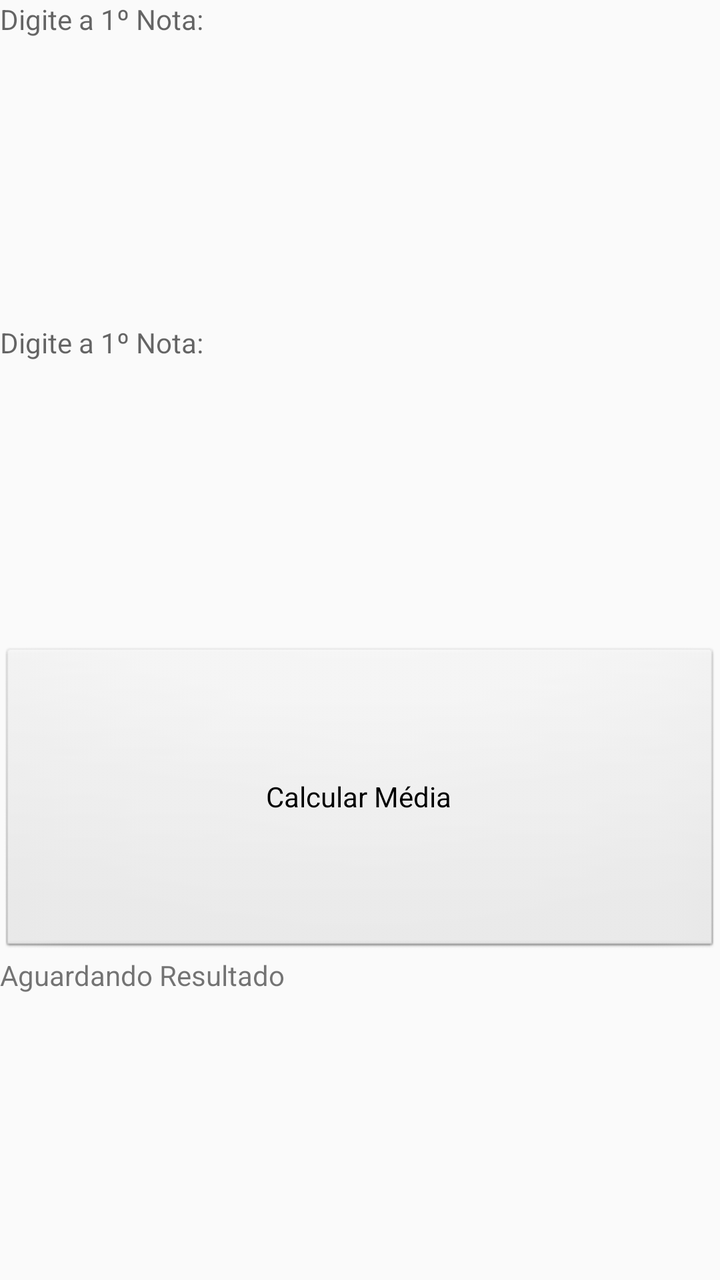
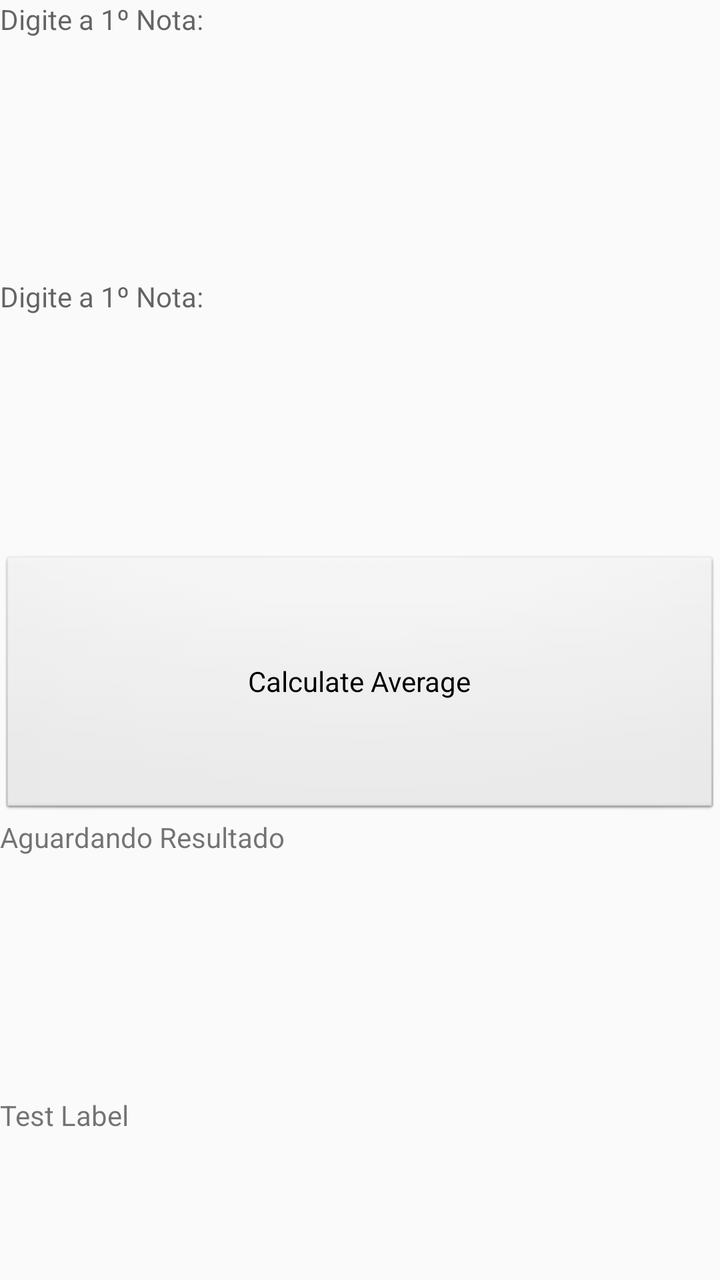

Screens rendered from an Android XML layout before and after an edit, with the pre-edit source and the edit as a unified diff.
<!-- AndroidManifest.xml: activity theme Theme.Aula1 -->
<!-- res/layout/activity_main.xml -->
<?xml version="1.0" encoding="utf-8"?>
<LinearLayout xmlns:android="http://schemas.android.com/apk/res/android"
    xmlns:tools="http://schemas.android.com/tools"
    android:layout_width="wrap_content"
    android:layout_height="wrap_content"
    android:layout_margin="100dp"
    android:orientation="vertical">

    <EditText
        android:id="@+id/txtNota1"
        android:layout_width="match_parent"
        android:layout_height="66dp"
        android:layout_weight="1"
        android:ems="10"
        android:hint="Digite a 1º Nota:"
        android:inputType="text" />

    <EditText
        android:id="@+id/txtNota2"
        android:layout_width="match_parent"
        android:layout_height="66dp"
        android:layout_weight="1"
        android:ems="10"
        android:hint="Digite a 1º Nota:"
        android:inputType="text" />

    <Button
        android:id="@+id/btnCalcularMedia"
        style="@android:style/Widget.Button"
        android:layout_width="match_parent"
        android:layout_height="59dp"
        android:layout_weight="1"
        android:text="Calcular Média" />

    <TextView
        android:id="@+id/labelMedia"
        android:layout_width="match_parent"
        android:layout_height="66dp"
        android:layout_weight="1"
        android:text="Aguardando Resultado" />
</LinearLayout>
<!-- resources referenced by this layout -->
<resources>
  <style name="Theme.Aula1" parent="android:Theme.Material.Light.NoActionBar" />
</resources>

<!-- the commit's change to res/layout/activity_main.xml (unified diff, before → after) -->
@@ -30,7 +30,7 @@
         android:layout_width="match_parent"
         android:layout_height="59dp"
         android:layout_weight="1"
-        android:text="Calcular Média" />
+        android:text="@string/btn_media"/>
 
     <TextView
         android:id="@+id/labelMedia"
@@ -38,4 +38,11 @@
         android:layout_height="66dp"
         android:layout_weight="1"
         android:text="Aguardando Resultado" />
+
+    <TextView
+        android:id="@+id/textView"
+        android:layout_width="match_parent"
+        android:layout_height="wrap_content"
+        android:layout_weight="1"
+        android:text="@string/Teste" />
 </LinearLayout>
<!-- resource entries referenced after the edit -->
@@ -1,5 +1,7 @@
 <!-- resources referenced by this layout -->
 <resources>
+  <string name="Teste">Test Label</string>
+  <string name="btn_media">Calculate Average</string>
   <style name="Theme.Aula1" parent="android:Theme.Material.Light.NoActionBar" />
 </resources>
 
